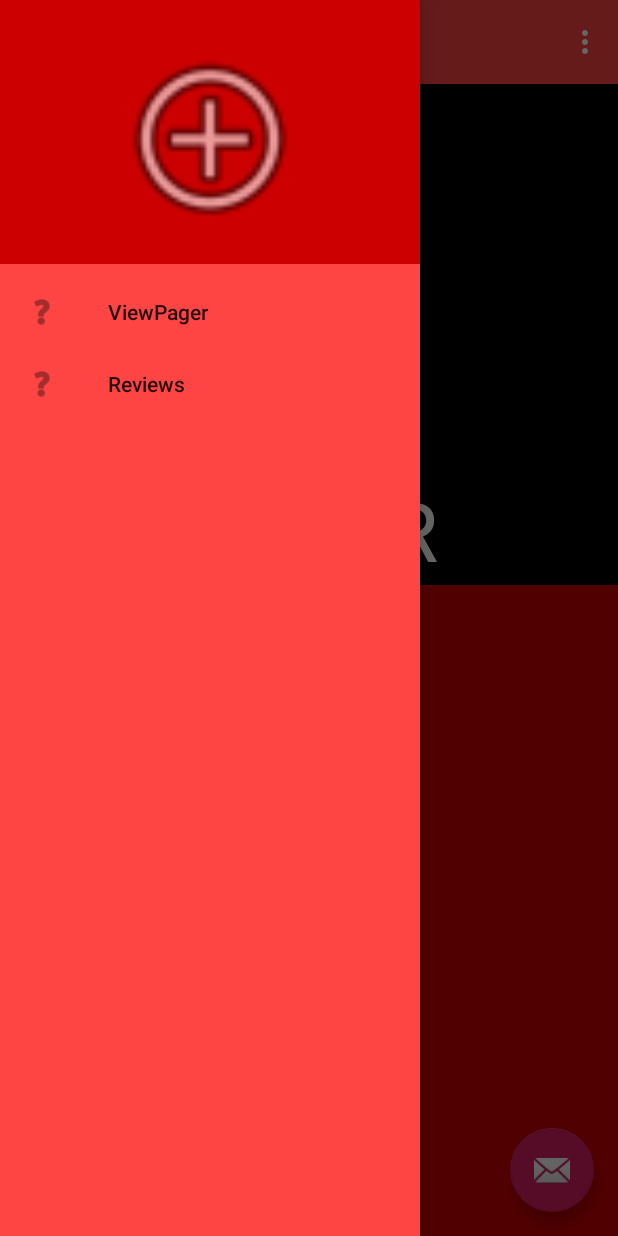
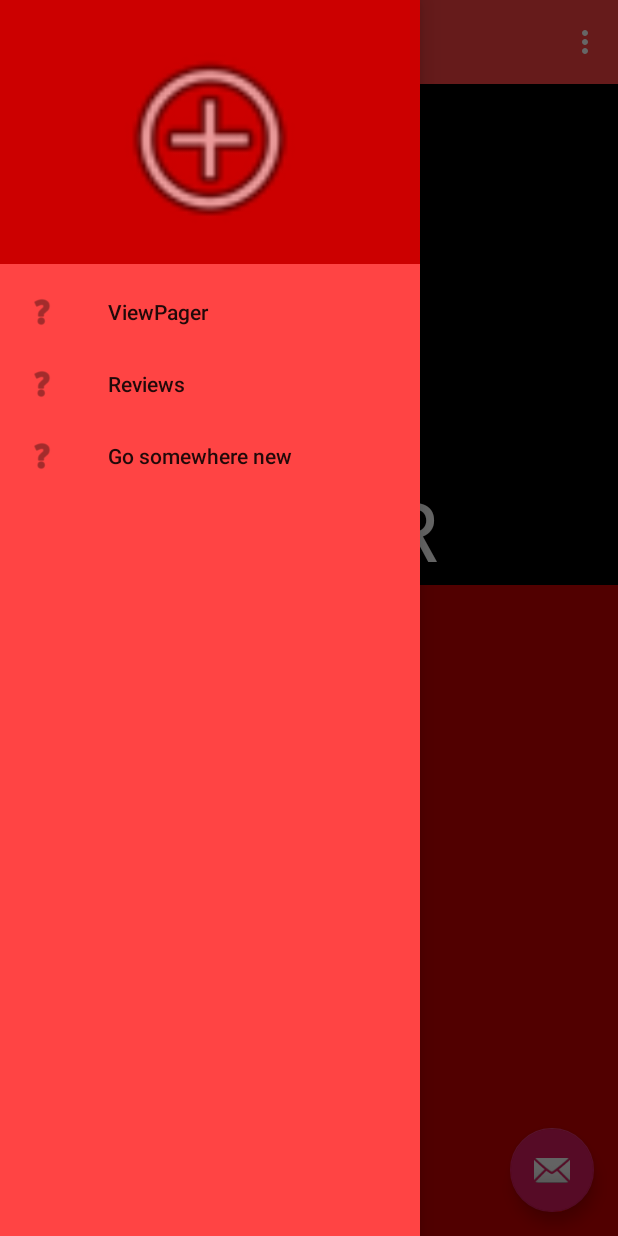
Before and after one commit to josephbumbacco/TouristApp, an Android app: the ReviewsDetails screen opened through its navigation route, with the side drawer open, on a phone screen of 412 x 824 dp. Run offline under Robolectric (Android 15) with nearby library versions, the phone set to English and light mode, and no system bars; our stand-ins replace navigation-ui.

Commit message:
#16 - Implement Custom Tool Added RandomLocation.java Added fragment_random_location Added a new nav item which brings the user to fragment_random_location Added code which randomizes fragment_random_location

```diff
--- a/app/src/main/java/com/example/touristapp/ReviewsDetails.java
+++ b/app/src/main/java/com/example/touristapp/ReviewsDetails.java
@@ -32,10 +32,13 @@ public class ReviewsDetails extends Fragment {
 
     public static String geoLocation;
 
+    public static TextView locationName;
+    public static TextView locationDesc;
+    public static ImageView locationImage;
+
     public ReviewsDetails() {
         // Required empty public constructor
     }
-
 
     @Override
     public View onCreateView(LayoutInflater inflater, ViewGroup container,
@@ -43,10 +46,10 @@ public class ReviewsDetails extends Fragment {
         // Inflate the layout for this fragment
         View view =  inflater.inflate(R.layout.fragment_reviews_details, container, false);
 
-       TextView locationName = view.findViewById(R.id.textObj1);
-       TextView locationDesc = view.findViewById(R.id.textObj2);
+        locationName = view.findViewById(R.id.textObj1);
+        locationDesc = view.findViewById(R.id.textObj2);
 
-       ImageView locationImage = view.findViewById(R.id.imageObj);
+        locationImage = view.findViewById(R.id.imageObj);
 
 
        locationImage.setOnClickListener(new View.OnClickListener(){
--- /dev/null
+++ b/app/src/main/res/layout/fragment_random_location.xml
@@ -0,0 +1,6 @@
+<?xml version="1.0" encoding="utf-8"?>
+<LinearLayout xmlns:android="http://schemas.android.com/apk/res/android"
+    xmlns:tools="http://schemas.android.com/tools"
+    android:layout_width="match_parent"
+    android:layout_height="match_parent"
+    tools:context=".RandomLocation"/>
--- a/app/src/main/res/menu/activity_main_drawer.xml
+++ b/app/src/main/res/menu/activity_main_drawer.xml
@@ -12,6 +12,11 @@
             android:id="@+id/nav_reviews"
             android:icon="@android:drawable/ic_menu_help"
             android:title="Reviews" />
+
+        <item
+            android:id="@+id/nav_random_location"
+            android:icon="@android:drawable/ic_menu_help"
+            android:title="Go somewhere new" />
     </group>
 
 </menu>
--- a/app/src/main/res/navigation/mobile_navigation.xml
+++ b/app/src/main/res/navigation/mobile_navigation.xml
@@ -20,10 +20,16 @@
             android:id="@+id/action_nav_reviews_to_reviewsDetails"
             app:destination="@id/reviewsDetails" />
     </fragment>
+
     <fragment
         android:id="@+id/reviewsDetails"
         android:name="com.example.touristapp.ReviewsDetails"
         android:label="Reviews"
         tools:layout="@layout/fragment_reviews_details" />
+    <fragment
+        android:id="@+id/nav_random_location"
+        android:name="com.example.touristapp.RandomLocation"
+        android:label="fragment_random_location"
+        tools:layout="@layout/fragment_random_location" />
 
 </navigation>
--- a/app/src/main/res/values/strings.xml
+++ b/app/src/main/res/values/strings.xml
@@ -14,6 +14,9 @@
     <string name="menu_share">Share</string>
     <string name="menu_send">Send</string>
 
+
+    <string name="random_button">Go somewhere new</string>
+
     <!-- TODO: Remove or change this placeholder text -->
     <string name="hello_blank_fragment">Hello blank fragment</string>
     <string name="mapButtonText">Go to this location</string>
```
Also changed, not shown: app/src/main/java/com/example/touristapp/RandomLocation.java (added, +155 -0 lines), app/src/main/res/layout/fragment_view_pager.xml (+5 -2 lines).
